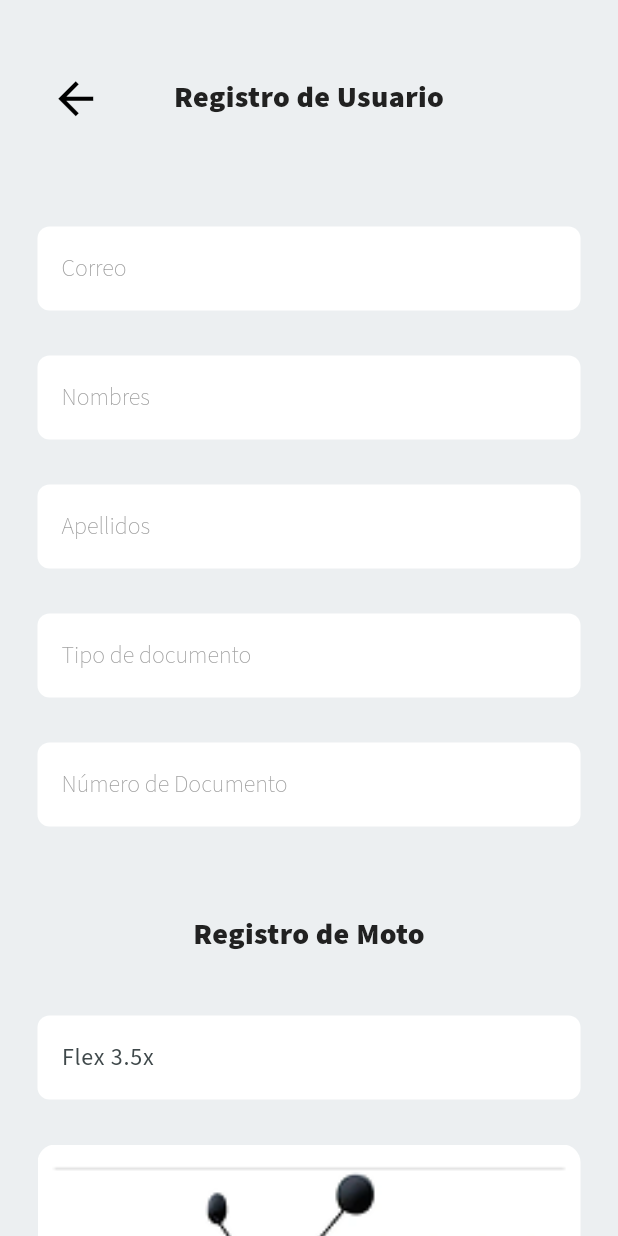
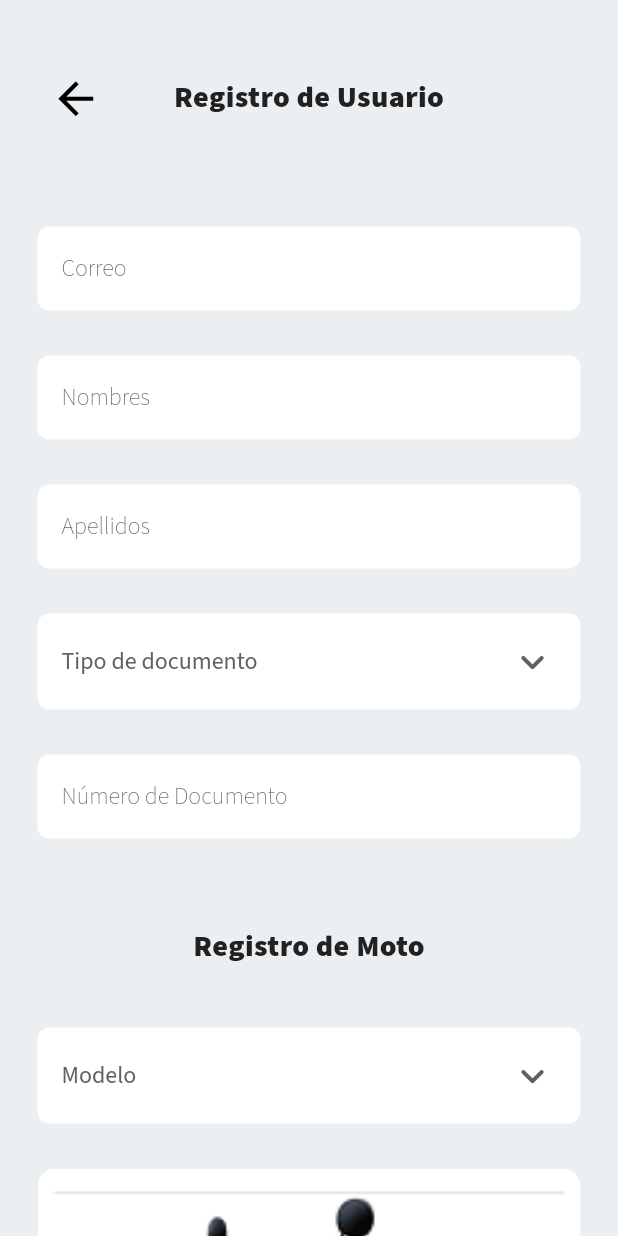
Before and after one commit to alemarquina/zuap_mobile_app, a Flutter app: the RegisterScreen screen opened by its route, on a phone screen of 412 x 824 dp. Run offline on Flutter 3.47's test engine with Material 3 defaults, Android fonts, the phone set to English and light mode, and no system bars; our stand-ins replace google_fonts.

Commit message:
Creación de componente reutilizable (dropdown_button) para su utilización en Auth

```diff
--- a/lib/features/auth/presentation/login_screen.dart
+++ b/lib/features/auth/presentation/login_screen.dart
@@ -54,7 +54,7 @@ class LoginScreen extends StatelessWidget {
                         ),
                         labelText: 'Usuario',
                         labelStyle: TextStyle(
-                          color: Colors.grey,
+                          color: AppTheme.darkGrayColor,
                           fontWeight: FontWeight.w100,
                           letterSpacing: 0,
                         ),
@@ -81,7 +81,7 @@ class LoginScreen extends StatelessWidget {
                         ),
                         labelText: 'Contraseña',
                         labelStyle: TextStyle(
-                          color: Colors.grey,
+                          color: AppTheme.darkGrayColor,
                           letterSpacing: 0,
                         ),
                         filled: true,
@@ -132,7 +132,7 @@ class LoginScreen extends StatelessWidget {
                         onPressed: () {},
                         style: ElevatedButton.styleFrom(
                           elevation: 0,
-                          backgroundColor: AppTheme.bgColor,
+                          backgroundColor: AppTheme.primaryColor,
                           minimumSize: Size(double.infinity, 67),
                           shape: RoundedRectangleBorder(
                             borderRadius: BorderRadius.circular(35),
@@ -147,6 +147,7 @@ class LoginScreen extends StatelessWidget {
                           style: TextStyle(
                             fontSize: 16,
                             fontWeight: FontWeight.w600,
+                            color: Colors.white,
                           ),
                         ),
                       ),
--- a/lib/features/auth/presentation/register_screen.dart
+++ b/lib/features/auth/presentation/register_screen.dart
@@ -1,5 +1,6 @@
-import 'package:flutter/material.dart';
+import 'package:flutter/material.dart' hide DropdownButton;
 import 'package:zuap_mobile_app/shared/theme/app_theme.dart';
+import 'package:zuap_mobile_app/shared/widgets/dropdown_button.dart';
 
 class RegisterScreen extends StatefulWidget {
   const RegisterScreen({super.key});
@@ -9,6 +10,12 @@ class RegisterScreen extends StatefulWidget {
 }
 
 class _RegisterScreenState extends State<RegisterScreen> {
+  String? _selectedDocument;
+  String? _selectedModelScooter;
+
+  final List<String> _docTypes = ['DNI', 'Carnét de extranjería'];
+  final List<String> _scooterTypes = ['Flex 3.5X', 'Raptor 1.2'];
+
   @override
   Widget build(BuildContext context) {
     return Scaffold(
@@ -70,7 +77,7 @@ class _RegisterScreenState extends State<RegisterScreen> {
                           ),
                           labelText: 'Correo',
                           labelStyle: TextStyle(
-                            color: Colors.grey,
+                            color: AppTheme.darkGrayColor,
                             fontWeight: FontWeight.w100,
                             letterSpacing: 0,
                           ),
@@ -97,7 +104,7 @@ class _RegisterScreenState extends State<RegisterScreen> {
                           ),
                           labelText: 'Nombres',
                           labelStyle: TextStyle(
-                            color: Colors.grey,
+                            color: AppTheme.darkGrayColor,
                             fontWeight: FontWeight.w100,
                             letterSpacing: 0,
                           ),
@@ -124,7 +131,7 @@ class _RegisterScreenState extends State<RegisterScreen> {
                           ),
                           labelText: 'Apellidos',
                           labelStyle: TextStyle(
-                            color: Colors.grey,
+                            color: AppTheme.darkGrayColor,
                             fontWeight: FontWeight.w100,
                             letterSpacing: 0,
                           ),
@@ -137,31 +144,15 @@ class _RegisterScreenState extends State<RegisterScreen> {
                         ),
                       ),
                       SizedBox(height: 30),
-                      TextField(
-                        cursorColor: AppTheme.primaryColor,
-                        enabled: true,
-                        decoration: InputDecoration(
-                          focusColor: AppTheme.primaryColor,
-                          focusedBorder: OutlineInputBorder(
-                            borderSide: BorderSide(
-                              color: AppTheme.primaryColor,
-                              width: 2.5,
-                            ),
-                            borderRadius: BorderRadius.circular(8),
-                          ),
-                          labelText: 'Tipo de documento',
-                          labelStyle: TextStyle(
-                            color: Colors.grey,
-                            fontWeight: FontWeight.w100,
-                            letterSpacing: 0,
-                          ),
-                          filled: true,
-                          fillColor: Colors.white,
-                          border: OutlineInputBorder(
-                            borderRadius: BorderRadius.circular(8),
-                            borderSide: BorderSide.none,
-                          ),
-                        ),
+                      DropdownButton(
+                        labelText: 'Tipo de documento',
+                        options: _docTypes,
+                        value: _selectedDocument,
+                        onChanged: (newValue) {
+                          setState(() {
+                            _selectedDocument = newValue;
+                          });
+                        },
                       ),
                       SizedBox(height: 30),
                       TextField(
@@ -178,7 +169,7 @@ class _RegisterScreenState extends State<RegisterScreen> {
                           ),
                           labelText: 'Número de Documento',
                           labelStyle: TextStyle(
-                            color: Colors.grey,
+                            color: AppTheme.darkGrayColor,
                             fontWeight: FontWeight.w100,
                             letterSpacing: 0,
                           ),
@@ -210,32 +201,15 @@ class _RegisterScreenState extends State<RegisterScreen> {
                       ),
                     ),
                     SizedBox(height: 40),
-                    TextField(
-                      cursorColor: AppTheme.primaryColor,
-                      enabled: true,
-                      decoration: InputDecoration(
-                        focusColor: AppTheme.primaryColor,
-                        focusedBorder: OutlineInputBorder(
-                          borderSide: BorderSide(
-                            color: AppTheme.primaryColor,
-                            width: 2.5,
-                          ),
-                          borderRadius: BorderRadius.circular(8),
-                        ),
-
-                        hintText: 'Flex 3.5x',
-                        labelStyle: TextStyle(
-                          color: Colors.grey,
-                          fontWeight: FontWeight.w100,
-                          letterSpacing: 0,
-                        ),
-                        filled: true,
-                        fillColor: Colors.white,
-                        border: OutlineInputBorder(
-                          borderRadius: BorderRadius.circular(8),
-                          borderSide: BorderSide.none,
-                        ),
-                      ),
+                    DropdownButton(
+                      labelText: 'Modelo',
+                      options: _scooterTypes,
+                      value: _selectedModelScooter,
+                      onChanged: (newValue) {
+                        setState(() {
+                          _selectedModelScooter = newValue;
+                        });
+                      },
                     ),
                     SizedBox(height: 30),
                     Container(
@@ -264,11 +238,9 @@ class _RegisterScreenState extends State<RegisterScreen> {
                           ),
                           borderRadius: BorderRadius.circular(8),
                         ),
-
-                        hintText: 'Número de Placa',
+                        labelText: 'Número de placa',
                         labelStyle: TextStyle(
-                          color: Colors.grey,
-                          fontWeight: FontWeight.w100,
+                          color: AppTheme.darkGrayColor,
                           letterSpacing: 0,
                         ),
                         filled: true,
--- a/lib/main.dart
+++ b/lib/main.dart
@@ -12,7 +12,7 @@ class MainWidget extends StatelessWidget {
   @override
   Widget build(BuildContext context) {
     return MaterialApp(
-      title: 'Zuap',
+      title: 'Zuap Mobile App',
       debugShowCheckedModeBanner: false,
       theme: AppTheme.lightTheme,
       initialRoute: AppRoutes.login,
--- /dev/null
+++ b/lib/shared/widgets/dropdown_button.dart
@@ -0,0 +1,91 @@
+import 'package:flutter/material.dart';
+import 'package:zuap_mobile_app/shared/theme/app_theme.dart';
+
+class DropdownButton extends StatefulWidget {
+  final String labelText;
+  final List<String> options;
+  final String? value;
+  final ValueChanged<String?> onChanged;
+
+  const DropdownButton({
+    super.key,
+    required this.labelText,
+    required this.options,
+    required this.value,
+    required this.onChanged,
+  });
+
+  @override
+  State<DropdownButton> createState() => _DropdownButtonState();
+}
+
+class _DropdownButtonState extends State<DropdownButton> {
+  bool _isMenuOpen = false;
+
+  @override
+  Widget build(BuildContext context) {
+    return LayoutBuilder(
+      builder: (context, constraints) {
+        return PopupMenuButton<String>(
+          offset: const Offset(0, 72),
+          constraints: BoxConstraints.tightFor(width: constraints.maxWidth),
+          color: Colors.white,
+          shape: RoundedRectangleBorder(borderRadius: BorderRadius.circular(8)),
+          onOpened: () => setState(() => _isMenuOpen = true),
+          onCanceled: () => setState(() => _isMenuOpen = false),
+          onSelected: (val) {
+            setState(() => _isMenuOpen = false);
+            widget.onChanged(val);
+          },
+          itemBuilder: (context) => widget.options
+              .map((opt) => PopupMenuItem(value: opt, child: Text(opt)))
+              .toList(),
+          child: InputDecorator(
+            isFocused: _isMenuOpen,
+            isEmpty: widget.value == null,
+            decoration: InputDecoration(
+              labelText: widget.labelText,
+              labelStyle: const TextStyle(
+                color: AppTheme.darkGrayColor,
+                letterSpacing: 0,
+              ),
+              filled: true,
+              fillColor: Colors.white,
+              enabledBorder: OutlineInputBorder(
+                borderRadius: BorderRadius.circular(8),
+                borderSide: BorderSide.none,
+              ),
+              focusedBorder: OutlineInputBorder(
+                borderRadius: BorderRadius.circular(8),
+                borderSide: const BorderSide(
+                  color: AppTheme.primaryColor,
+                  width: 2.5,
+                ),
+              ),
+            ),
+            child: Row(
+              mainAxisAlignment: MainAxisAlignment.spaceBetween,
+              children: [
+                Text(
+                  widget.value ?? '',
+                  style: const TextStyle(
+                    fontSize: 16,
+                    letterSpacing: 0,
+                    color: AppTheme.darkColor,
+                  ),
+                ),
+                Icon(
+                  Icons.keyboard_arrow_down_rounded,
+                  size: 32,
+                  color: _isMenuOpen
+                      ? AppTheme.primaryColor
+                      : AppTheme.darkGrayColor,
+                ),
+              ],
+            ),
+          ),
+        );
+      },
+    );
+  }
+}
```
